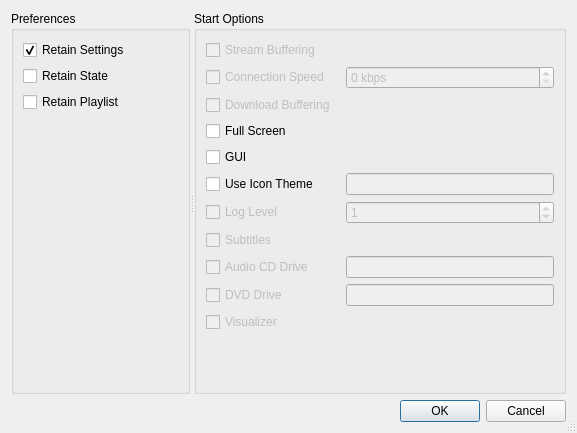
Before: the Qt Designer form code/settings/ui/settings.ui in andrew-bibb/mbmp, drawn with Qt 5.
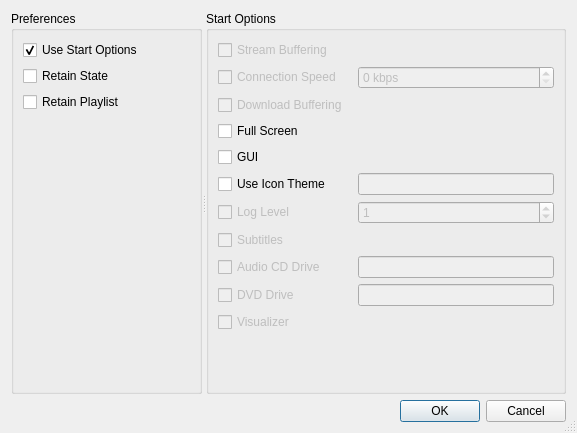
After: the same form once the commit is applied.

```diff
--- a/code/settings/ui/settings.ui
+++ b/code/settings/ui/settings.ui
@@ -46,7 +46,7 @@
           <string>&lt;html&gt;&lt;head/&gt;&lt;body&gt;&lt;p&gt;If checked the program settings at the right will be restored on start up.&lt;/p&gt;&lt;pre style=&quot; margin-top:12px; margin-bottom:12px; margin-left:0px; margin-right:0px; -qt-block-indent:0; text-indent:0px;&quot;&gt;The settings file is: &lt;span style=&quot; font-weight:600;&quot;&gt;${HOME}/.config/cmst/cmst.conf  &lt;/span&gt;&lt;br/&gt;This is a standard ini type text file.&lt;/pre&gt;&lt;/body&gt;&lt;/html&gt;</string>
          </property>
          <property name="text">
-          <string>Retain Settings</string>
+          <string>Use Start Options</string>
          </property>
          <property name="checked">
           <bool>true</bool>
```
Left out of the diff: 8 changed lines with no effect on the pictures.
